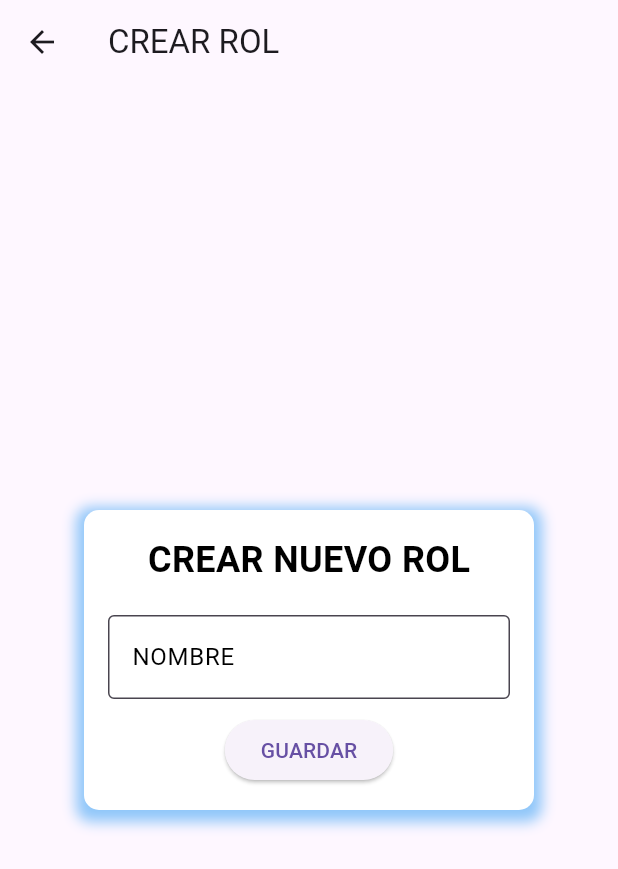
After one commit to DiegoJR2308/app_movile_tickets, a Flutter app: the CreateRolScreen screen opened directly, after a tap on "GUARDAR", on a phone screen of 412 x 824 dp. The commit adds this screen. Shown: the top 869 px of the screen. Run offline on Flutter 3.47's test engine with Material 3 defaults, Android fonts, the phone set to English and light mode, and no system bars; our stand-ins replace flutter_rating_bar; network calls fail.

Commit message:
Se creo pantalla de roles y creacion de roles

```diff
--- a/lib/apiServices/api_services.dart
+++ b/lib/apiServices/api_services.dart
@@ -293,4 +293,22 @@ class ApiServices {
       throw Exception('Error al actualizar el usuario: ${response.statusCode}');
     }
   }
+
+  static Future<Map<String, dynamic>> createRol(String nombre) async {
+    final response = await http.post(
+      Uri.parse('$baseUrl/roles'),
+      headers: <String, String>{
+        'Content-Type': 'application/json; charset=UTF-8',
+      },
+      body: jsonEncode(<String, dynamic>{
+        'rol': nombre,
+      }),
+    );
+    if (response.statusCode == 200) {
+      final responseJson = jsonDecode(response.body);
+      return responseJson;
+    } else {
+      throw Exception('Error al crear el ticket: ${response.statusCode}');
+    }
+  }
 }
--- /dev/null
+++ b/lib/screens/roles/create_rol_screen.dart
@@ -0,0 +1,89 @@
+import 'package:flutter/material.dart';
+import '../../apiservices/api_services.dart'; // Asegúrate de importar tu api_services.dart
+
+class CreateRolScreen extends StatefulWidget {
+  const CreateRolScreen({super.key});
+
+  @override
+  _CreateRolScreenState createState() => _CreateRolScreenState();
+}
+
+class _CreateRolScreenState extends State<CreateRolScreen> {
+  final TextEditingController _NameController = TextEditingController();
+  @override
+  void initState() {
+    super.initState();
+  }
+
+  Future<void> _createRol() async {
+    try {
+      final response = await ApiServices.createRol(_NameController.text);
+      if (response['success'] == true) {
+        Navigator.pop(context);
+      } else {
+        print('Error: ${response['error']}');
+      }
+    } catch (e) {
+      print('Error: $e');
+    }
+  }
+
+  @override
+  Widget build(BuildContext context) {
+    final isDarkMode = Theme.of(context).brightness == Brightness.dark;
+
+    return Scaffold(
+      appBar: AppBar(
+        title: Text('CREAR ROL'),
+      ),
+      body: Center(
+        child: Container(
+          width: 300,
+          padding: const EdgeInsets.all(16.0),
+          decoration: BoxDecoration(
+            color: isDarkMode ? Colors.grey[900] : Colors.white,
+            borderRadius: BorderRadius.circular(10),
+            boxShadow: [
+              BoxShadow(
+                color: isDarkMode ? Colors.black.withOpacity(0.5) : Colors.blue.withOpacity(0.5),
+                spreadRadius: 5,
+                blurRadius: 7,
+                offset: Offset(0, 3),
+              ),
+            ],
+          ),
+          child: Column(
+            mainAxisSize: MainAxisSize.min,
+            children: [
+              Text(
+                'CREAR NUEVO ROL',
+                style: TextStyle(
+                  fontSize: 24,
+                  fontWeight: FontWeight.bold,
+                  color: isDarkMode ? Colors.white : Colors.black,
+                ),
+              ),
+              SizedBox(height: 20),
+              TextField(
+                controller: _NameController,
+                decoration: InputDecoration(
+                  labelText: 'NOMBRE',
+                  border: OutlineInputBorder(),
+                  filled: true,
+                  fillColor: isDarkMode ? Colors.grey[800] : Colors.white,
+                  labelStyle: TextStyle(color: isDarkMode ? Colors.white : Colors.black),
+                ),
+                style: TextStyle(color: isDarkMode ? Colors.white : Colors.black),
+              ),
+              SizedBox(height: 10),
+              ElevatedButton(
+                onPressed: _createRol,
+                child: Text('GUARDAR'),
+              ),
+            ],
+          ),
+        ),
+      ),
+    );
+  }
+}
```
Also changed, not shown: lib/screens/home/main_screen.dart (+12 -0 lines), lib/screens/roles/roles_screen.dart (added, +154 -0 lines).
